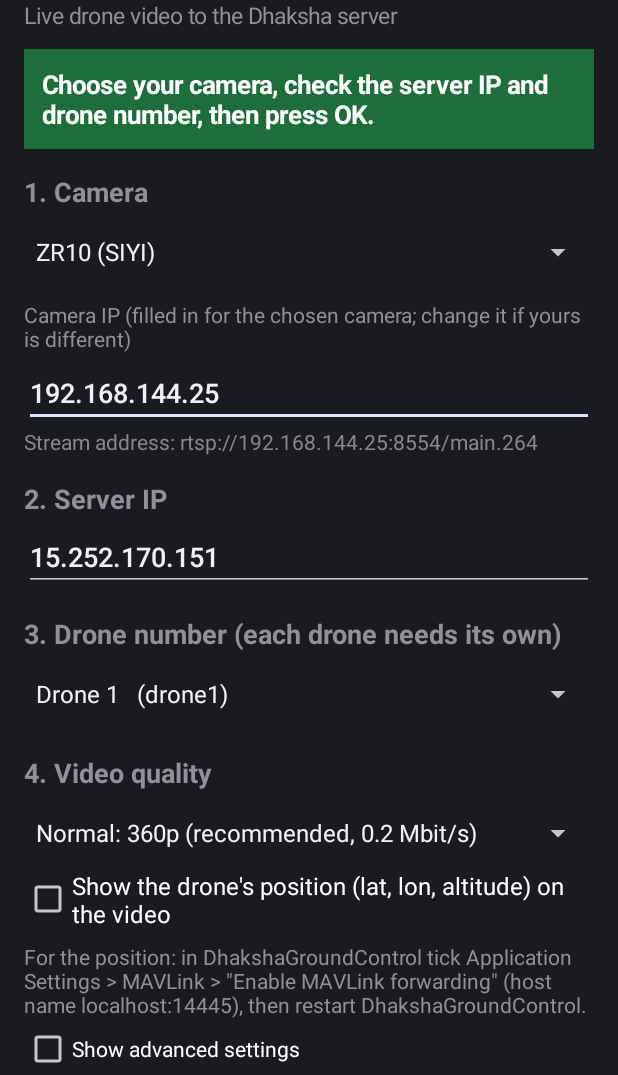
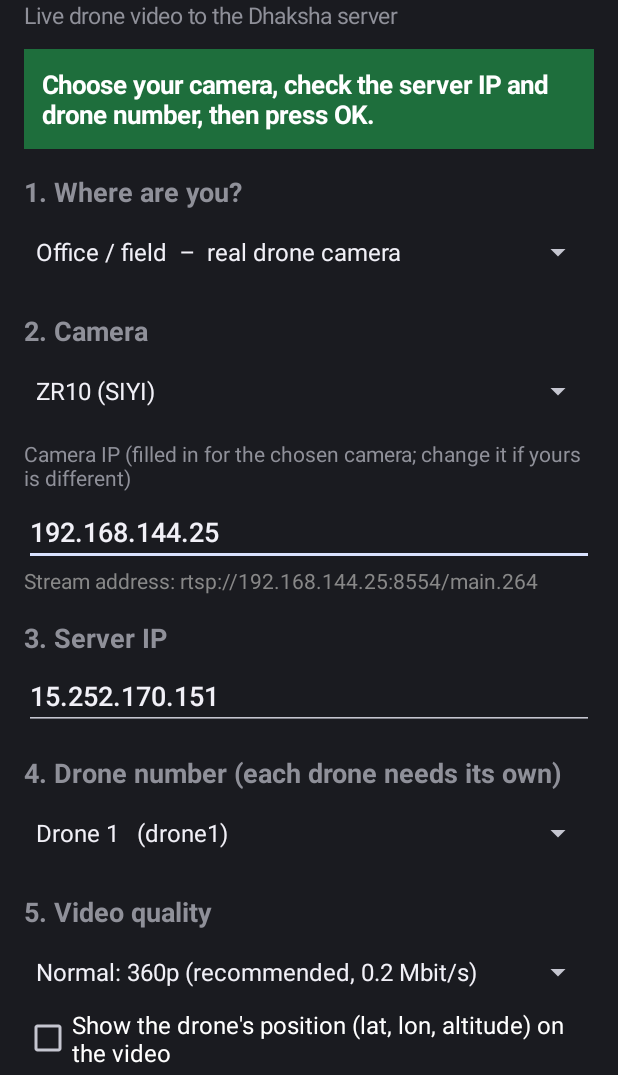
Before and after one commit to mariappanchellam/qgroundcontrol-v4.2.3, an Android app: the screen it shows after launch (MainActivity), on a phone screen of 412 x 824 dp, the part 161-1236 px from its top. Run offline under Robolectric (Android 15) with nearby library versions, the phone set to English and light mode, and no system bars.

Commit message:
feat(dhaksha-key): Home / Office choice; Home streams test.mp4 without a camera (2.5)
A new first dropdown, "Where are you?", picks Office (the real drone
camera, as before) or Home. Home hides the camera settings and writes
~/stream_aws_home.sh, which sends test.mp4 from the Download folder at
its real speed in an endless loop, with the same quality, retry and
stall watchdog as the camera script. When test.mp4 is missing it says
where to put it and to run termux-setup-storage.

Co-Authored-By: Claude Opus 5.5 <noreply@anthropic.com>
Claude-Session: https://claude.ai/code/session_01DRpwcSNKG1Zcnq5aNBpz9b

```diff
--- a/tools/dhaksha/key-android/app/build.gradle
+++ b/tools/dhaksha/key-android/app/build.gradle
@@ -10,8 +10,8 @@ android {
         applicationId 'com.dhaksha.key'
         minSdk 21
         targetSdk 28
-        versionCode 6
-        versionName '2.4'
+        versionCode 7
+        versionName '2.5'
     }
 
     compileOptions {
--- a/tools/dhaksha/key-android/app/src/main/java/com/dhaksha/key/MainActivity.java
+++ b/tools/dhaksha/key-android/app/src/main/java/com/dhaksha/key/MainActivity.java
@@ -37,6 +37,7 @@ import java.io.InputStream;
  * and the video quality, then presses OK. DhakshaKey checks that the camera answers, writes the tested
  * streaming script with those values to ~/stream_<camera>.sh in Termux and runs it in a Termux window.
  * The script retries by itself when the camera or the internet drops. Nothing is set up to start at power-on.
+ * At home, without a camera, "Home" sends test.mp4 from the Download folder instead (~/stream_aws_home.sh).
  *
  * Termux runs commands through its RUN_COMMAND service, which needs once:
  * allow-external-apps = true in Termux, and the "Run commands in Termux environment" permission.
@@ -56,8 +57,17 @@ public class MainActivity extends Activity {
     static final String TERMUX_SETUP =
             "mkdir -p ~/.termux && echo 'allow-external-apps = true' >> ~/.termux/termux.properties && termux-reload-settings";
 
+    private static final String[] PLACES = {
+        "Office / field  –  real drone camera",
+        "Home  –  test video (test.mp4, no camera)",
+    };
+    private static final int PLACE_HOME = 1;
+
     private SharedPreferences prefs;
     private TextView banner;
+    private Spinner placeSpinner;
+    private LinearLayout cameraSection;
+    private TextView homeHint;
     private Spinner cameraSpinner;
     private LinearLayout ipBlock;
     private EditText cameraIp;
@@ -107,34 +117,45 @@ public class MainActivity extends Activity {
         bannerParams.topMargin = dp(12);
         column.addView(banner, bannerParams);
 
-        // 1. Camera
-        addHeading(column, "1. Camera");
+        // 1. Place
+        addHeading(column, "1. Where are you?");
+        placeSpinner = addSpinner(column, PLACES, prefs.getInt("place", 0));
+        homeHint = new TextView(this);
+        homeHint.setText("Copy " + StreamScripts.TEST_VIDEO + " to this MK15's Download folder, and run  "
+                + "termux-setup-storage  once in Termux (allow access to files). The video is sent again and "
+                + "again in place of the camera.");
+        homeHint.setPadding(0, dp(8), 0, dp(4));
+        column.addView(homeHint);
+
+        // 2. Camera
+        cameraSection = block(column);
+        addHeading(cameraSection, "2. Camera");
         String[] cameraNames = new String[StreamScripts.CAMERAS.length];
         for (int i = 0; i < cameraNames.length; i++) {
             cameraNames[i] = StreamScripts.CAMERAS[i].name;
         }
-        cameraSpinner = addSpinner(column, cameraNames, prefs.getInt("camera", 0));
+        cameraSpinner = addSpinner(cameraSection, cameraNames, prefs.getInt("camera", 0));
 
-        ipBlock = block(column);
+        ipBlock = block(cameraSection);
         addLabel(ipBlock, "Camera IP (filled in for the chosen camera; change it if yours is different)");
         cameraIp = addField(ipBlock, "192.168.144.25", "", InputType.TYPE_CLASS_TEXT | InputType.TYPE_TEXT_VARIATION_URI);
         cameraAddress = new TextView(this);
         cameraAddress.setTextColor(Color.GRAY);
         ipBlock.addView(cameraAddress);
 
-        otherBlock = block(column);
+        otherBlock = block(cameraSection);
         addLabel(otherBlock, "Camera stream address (from the camera's manual)");
         otherRtsp = addField(otherBlock, OTHER_DEFAULT_RTSP, prefs.getString("otherRtsp", OTHER_DEFAULT_RTSP),
                 InputType.TYPE_CLASS_TEXT | InputType.TYPE_TEXT_VARIATION_URI);
 
         // 2. Server
-        addHeading(column, "2. Server IP");
+        addHeading(column, "3. Server IP");
         serverIp = addField(column, StreamScripts.DEFAULT_SERVER_IP,
                 prefs.getString("server", StreamScripts.DEFAULT_SERVER_IP),
                 InputType.TYPE_CLASS_TEXT | InputType.TYPE_TEXT_VARIATION_URI);
 
         // 3. Drone number
-        addHeading(column, "3. Drone number (each drone needs its own)");
+        addHeading(column, "4. Drone number (each drone needs its own)");
         String[] drones = new String[StreamScripts.MAX_DRONES];
         for (int i = 0; i < drones.length; i++) {
             drones[i] = "Drone " + (i + 1) + "   (" + StreamScripts.droneName(i + 1) + ")";
@@ -142,7 +163,7 @@ public class MainActivity extends Activity {
         droneSpinner = addSpinner(column, drones, prefs.getInt("drone", 0));
 
         // 4. Quality
-        addHeading(column, "4. Video quality");
+        addHeading(column, "5. Video quality");
         String[] qualities = new String[StreamScripts.QUALITIES.length];
         for (int i = 0; i < qualities.length; i++) {
             qualities[i] = StreamScripts.QUALITIES[i].label;
@@ -208,6 +229,13 @@ public class MainActivity extends Activity {
         scroll.addView(column);
         setContentView(scroll);
 
+        placeSpinner.setOnItemSelectedListener(new AdapterView.OnItemSelectedListener() {
+            @Override public void onItemSelected(AdapterView<?> parent, View view, int position, long id) {
+                showPlace();
+            }
+            @Override public void onNothingSelected(AdapterView<?> parent) {}
+        });
+        showPlace();
         cameraSpinner.setOnItemSelectedListener(new AdapterView.OnItemSelectedListener() {
             @Override public void onItemSelected(AdapterView<?> parent, View view, int position, long id) {
                 showCamera(position);
@@ -240,6 +268,7 @@ public class MainActivity extends Activity {
 
     private void save() {
         SharedPreferences.Editor edit = prefs.edit()
+                .putInt("place", placeSpinner.getSelectedItemPosition())
                 .putInt("camera", cameraSpinner.getSelectedItemPosition())
                 .putString("otherRtsp", text(otherRtsp))
                 .putString("server", text(serverIp))
@@ -266,6 +295,17 @@ public class MainActivity extends Activity {
         refresh();
     }
 
+    private boolean atHome() {
+        return placeSpinner.getSelectedItemPosition() == PLACE_HOME;
+    }
+
+    /** Home has no camera: the camera choices are hidden and test.mp4 is sent instead. */
+    private void showPlace() {
+        cameraSection.setVisibility(atHome() ? View.GONE : View.VISIBLE);
+        homeHint.setVisibility(atHome() ? View.VISIBLE : View.GONE);
+        startAnyway.setVisibility(View.GONE);
+    }
+
     private StreamScripts.Camera camera() {
         return StreamScripts.CAMERAS[cameraSpinner.getSelectedItemPosition()];
     }
@@ -290,14 +330,14 @@ public class MainActivity extends Activity {
         if (checking) {
             return;
         }
-        final String rtsp = cameraRtsp();
+        final String rtsp = atHome() ? null : cameraRtsp();
         String problem = StreamScripts.validate(rtsp, text(serverIp), droneNumber(), text(password));
         if (problem != null) {
             showBanner(problem, true);
             return;
         }
         save();
-        if (skipCameraCheck) {
+        if (skipCameraCheck || atHome()) {
             saveAndRun(rtsp);
             return;
         }
@@ -322,8 +362,10 @@ public class MainActivity extends Activity {
         }).start();
     }
 
+    /** rtsp is null at home, where test.mp4 is sent instead of a camera. */
     private void saveAndRun(String rtsp) {
-        StreamScripts.Camera camera = camera();
+        StreamScripts.Camera camera = rtsp == null ? null : camera();
+        String scriptPath = camera == null ? StreamScripts.HOME_SCRIPT : camera.scriptPath();
         String server = text(serverIp);
         StreamScripts.Quality quality = StreamScripts.QUALITIES[qualitySpinner.getSelectedItemPosition()];
         boolean position = showPosition.isChecked();
@@ -337,9 +379,9 @@ public class MainActivity extends Activity {
                 return;
             }
         }
-        if (runInTermux(StreamScripts.saveAndStartCommand(camera, stream, reader), false)) {
+        if (runInTermux(StreamScripts.saveAndStartCommand(scriptPath, stream, reader), false)) {
             startAnyway.setVisibility(View.GONE);
-            showBanner("Streaming started with " + camera.scriptPath() + ". The Termux window shows its progress.\n"
+            showBanner("Streaming started with " + scriptPath + ". The Termux window shows its progress.\n"
                     + "Watch at " + StreamScripts.watchUrl(server, droneNumber()), false);
             setStatus("If the camera or the internet drops or stalls, it restarts by itself within a few seconds. Stop ends it.", false);
         }
```
Also changed, not shown: tools/dhaksha/key-android/app/src/main/java/com/dhaksha/key/StreamScripts.java (+50 -16 lines).
